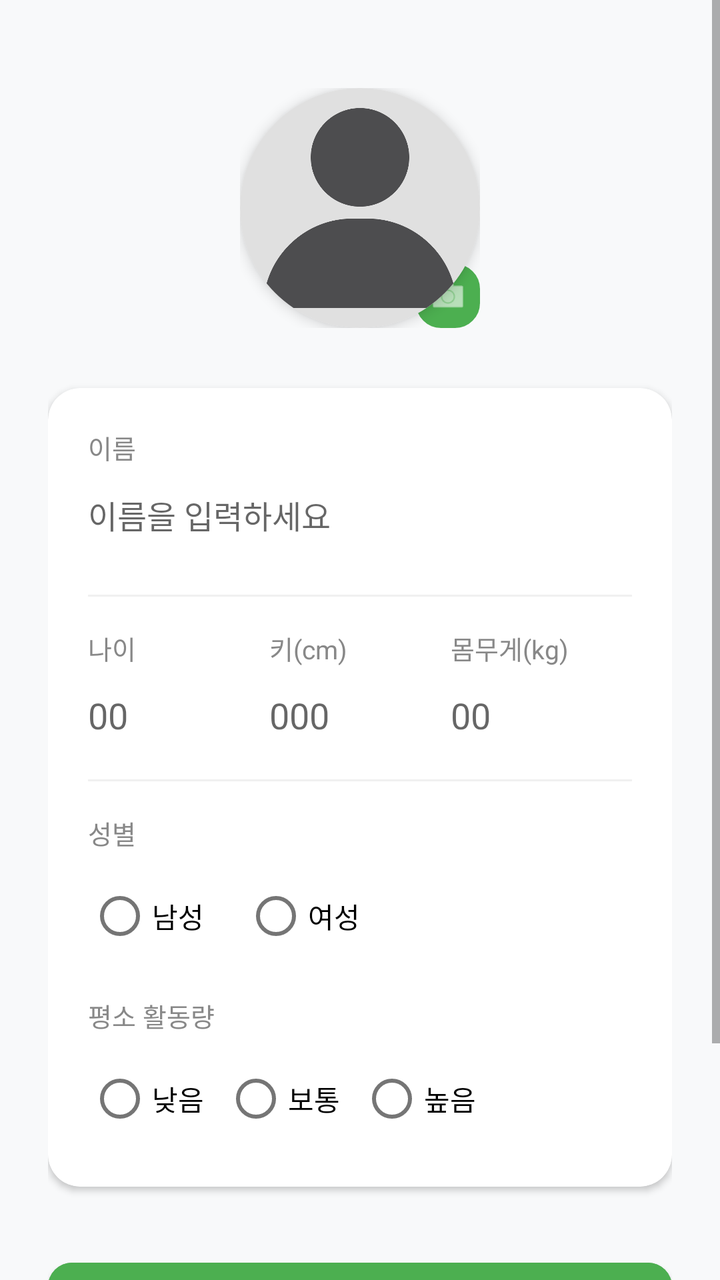
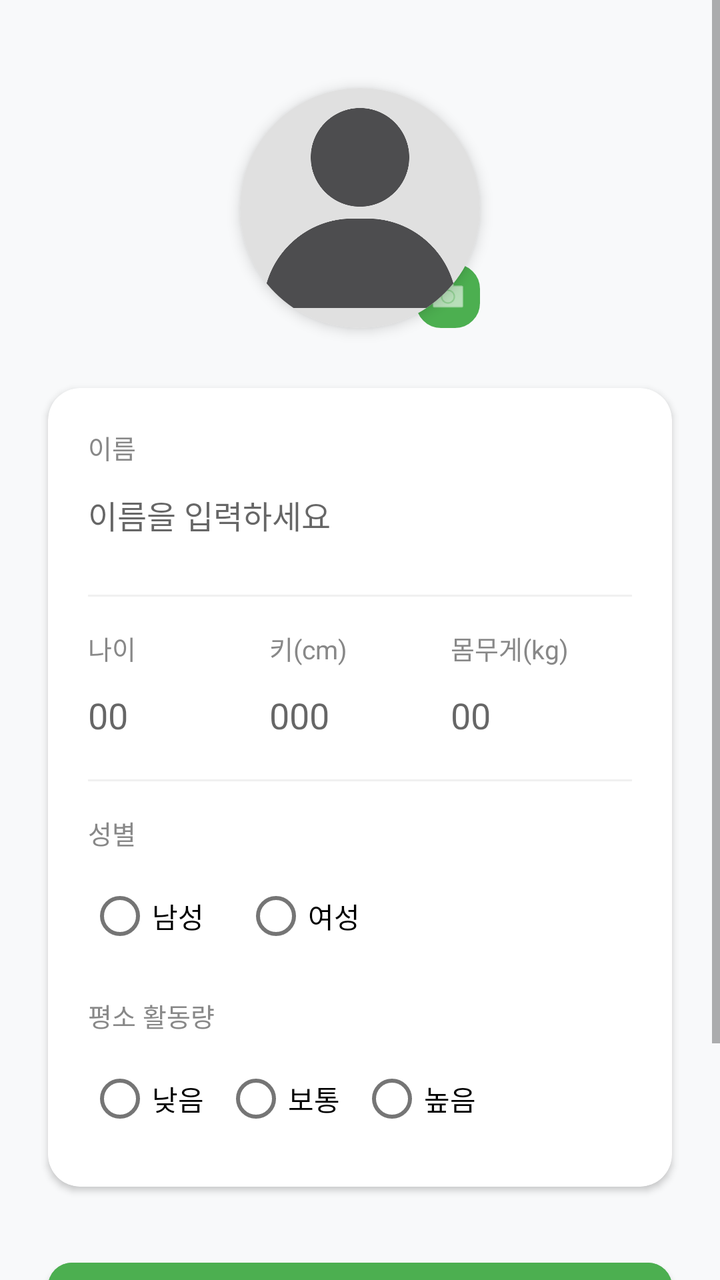

Before-and-after screenshots of an Android layout around one commit, followed by the original layout XML and the change that was made.
<!-- AndroidManifest.xml: application theme Theme.NutritionPredictorApp -->
<!-- res/layout/fragment_user.xml -->
<?xml version="1.0" encoding="utf-8"?>
<ScrollView xmlns:android="http://schemas.android.com/apk/res/android"
    xmlns:app="http://schemas.android.com/apk/res-auto"
    xmlns:tools="http://schemas.android.com/tools"
    android:layout_width="match_parent"
    android:layout_height="match_parent"
    android:fillViewport="true"
    android:background="#F8F9FA"
    tools:context=".ui.user.UserFragment">

    <LinearLayout
        android:layout_width="match_parent"
        android:layout_height="wrap_content"
        android:gravity="center_horizontal"
        android:orientation="vertical"
        android:padding="24dp">

        
        <FrameLayout
            android:layout_width="wrap_content"
            android:layout_height="wrap_content"
            android:layout_marginTop="20dp"
            android:layout_marginBottom="30dp">

            <androidx.cardview.widget.CardView
                android:layout_width="120dp"
                android:layout_height="120dp"
                app:cardCornerRadius="60dp"
                app:cardElevation="4dp">

                <ImageView
                    android:id="@+id/iv_profile"
                    android:layout_width="match_parent"
                    android:layout_height="match_parent"
                    android:scaleType="centerCrop"
                    android:src="@drawable/user"
                    android:background="#E0E0E0" />
            </androidx.cardview.widget.CardView>

            
            <ImageView
                android:layout_width="32dp"
                android:layout_height="32dp"
                android:layout_gravity="bottom|end"
                android:src="@android:drawable/ic_menu_camera"
                android:background="@drawable/edittext_border_background"
                android:backgroundTint="#4CAF50"
                app:tint="#FFFFFF"
                android:padding="6dp" />
        </FrameLayout>

        
        <androidx.cardview.widget.CardView
            android:layout_width="match_parent"
            android:layout_height="wrap_content"
            app:cardCornerRadius="16dp"
            app:cardElevation="2dp">

            <LinearLayout
                android:layout_width="match_parent"
                android:layout_height="wrap_content"
                android:orientation="vertical"
                android:padding="20dp">

                
                <TextView android:layout_width="wrap_content" android:layout_height="wrap_content" android:text="이름" android:textSize="13sp" android:textColor="#888" />
                <EditText
                    android:id="@+id/et_name"
                    android:layout_width="match_parent"
                    android:layout_height="48dp"
                    android:hint="이름을 입력하세요"
                    android:inputType="text"
                    android:background="@android:color/transparent"
                    android:textSize="16sp"
                    android:layout_marginBottom="16dp" />

                <View android:layout_width="match_parent" android:layout_height="1dp" android:background="#F0F0F0" android:layout_marginBottom="16dp" />

                
                <LinearLayout android:layout_width="match_parent" android:layout_height="wrap_content" android:orientation="horizontal" android:weightSum="3">
                    <LinearLayout android:layout_width="0dp" android:layout_height="wrap_content" android:layout_weight="1" android:orientation="vertical">
                        <TextView android:layout_width="wrap_content" android:layout_height="wrap_content" android:text="나이" android:textSize="13sp" android:textColor="#888" />
                        <EditText android:id="@+id/et_age" android:layout_width="match_parent" android:layout_height="48dp" android:hint="00" android:inputType="number" android:background="@android:color/transparent" />
                    </LinearLayout>
                    <LinearLayout android:layout_width="0dp" android:layout_height="wrap_content" android:layout_weight="1" android:orientation="vertical">
                        <TextView android:layout_width="wrap_content" android:layout_height="wrap_content" android:text="키(cm)" android:textSize="13sp" android:textColor="#888" />
                        <EditText android:id="@+id/et_height" android:layout_width="match_parent" android:layout_height="48dp" android:hint="000" android:inputType="number" android:background="@android:color/transparent" />
                    </LinearLayout>
                    <LinearLayout android:layout_width="0dp" android:layout_height="wrap_content" android:layout_weight="1" android:orientation="vertical">
                        <TextView android:layout_width="wrap_content" android:layout_height="wrap_content" android:text="몸무게(kg)" android:textSize="13sp" android:textColor="#888" />
                        <EditText android:id="@+id/et_weight" android:layout_width="match_parent" android:layout_height="48dp" android:hint="00" android:inputType="number" android:background="@android:color/transparent" />
                    </LinearLayout>
                </LinearLayout>

                <View android:layout_width="match_parent" android:layout_height="1dp" android:background="#F0F0F0" android:layout_marginTop="8dp" android:layout_marginBottom="16dp" />

                
                <TextView android:layout_width="wrap_content" android:layout_height="wrap_content" android:text="성별" android:textSize="13sp" android:textColor="#888" android:layout_marginBottom="8dp"/>
                <RadioGroup
                    android:id="@+id/rg_gender"
                    android:layout_width="match_parent"
                    android:layout_height="wrap_content"
                    android:orientation="horizontal"
                    android:layout_marginBottom="16dp">
                    <RadioButton android:id="@+id/rb_man" android:layout_width="wrap_content" android:layout_height="wrap_content" android:text="남성" android:layout_marginRight="20dp" />
                    <RadioButton android:id="@+id/rb_woman" android:layout_width="wrap_content" android:layout_height="wrap_content" android:text="여성" />
                </RadioGroup>

                
                <TextView android:layout_width="wrap_content" android:layout_height="wrap_content" android:text="평소 활동량" android:textSize="13sp" android:textColor="#888" android:layout_marginBottom="8dp"/>
                <RadioGroup
                    android:id="@+id/rg_activity_level"
                    android:layout_width="match_parent"
                    android:layout_height="wrap_content"
                    android:orientation="horizontal">
                    <RadioButton android:id="@+id/rb_activity_level_low" android:layout_width="wrap_content" android:layout_height="wrap_content" android:text="낮음" android:layout_marginRight="10dp" />
                    <RadioButton android:id="@+id/rb_activity_level_medium" android:layout_width="wrap_content" android:layout_height="wrap_content" android:text="보통" android:layout_marginRight="10dp" />
                    <RadioButton android:id="@+id/rb_activity_level_high" android:layout_width="wrap_content" android:layout_height="wrap_content" android:text="높음" />
                </RadioGroup>

            </LinearLayout>
        </androidx.cardview.widget.CardView>

        
        <Button
            android:id="@+id/bt_save"
            android:layout_width="match_parent"
            android:layout_height="56dp"
            android:layout_marginTop="32dp"
            android:backgroundTint="#4CAF50"
            android:text="정보 저장하기"
            android:textColor="#FFFFFF"
            android:textSize="16sp"
            android:textStyle="bold"
            app:cornerRadius="12dp" />

        
        <View
            android:layout_width="match_parent"
            android:layout_height="80dp" />

    </LinearLayout>
</ScrollView>
<!-- resources referenced by this layout -->
<resources>
  <!-- drawable edittext_border_background (drawable) -->
  <?xml version="1.0" encoding="utf-8"?>
  <shape xmlns:android="http://schemas.android.com/apk/res/android"
      android:shape="rectangle">
  
      
      <solid android:color="#FFFFFF" />
  
      
      <stroke
          android:width="1dp"
          android:color="#DDDDDD" />
  
      
      <corners android:radius="12dp" />
  
  </shape>
  <!-- drawable user: png bitmap (drawable, 20221 bytes) -->
  <style name="Theme.NutritionPredictorApp" parent="Theme.MaterialComponents.DayNight.DarkActionBar">
          
          <item name="colorPrimary">@color/purple_500</item>
          <item name="colorPrimaryVariant">@color/purple_700</item>
          <item name="colorOnPrimary">@color/white</item>
          
          <item name="colorSecondary">@color/teal_200</item>
          <item name="colorSecondaryVariant">@color/teal_700</item>
          <item name="colorOnSecondary">@color/black</item>
          
          <item name="android:statusBarColor">?attr/colorPrimaryVariant</item>
          
      </style>
  <color name="purple_500">#4CAF50</color>
  <color name="purple_700">#4CAF50</color>
  <color name="white">#FFFFFFFF</color>
  <color name="teal_200">#FF03DAC5</color>
  <color name="teal_700">#FF018786</color>
  <color name="black">#FF000000</color>
</resources>

<!-- the commit's change to res/layout/fragment_user.xml (unified diff, before → after) -->
@@ -6,14 +6,18 @@
     android:layout_height="match_parent"
     android:fillViewport="true"
     android:background="#F8F9FA"
-    tools:context=".ui.user.UserFragment">
+    tools:context=".ui.user.UserFragment"
+    android:clipToPadding="false"
+    android:clipChildren="false">
 
     <LinearLayout
         android:layout_width="match_parent"
         android:layout_height="wrap_content"
         android:gravity="center_horizontal"
         android:orientation="vertical"
-        android:padding="24dp">
+        android:padding="24dp"
+        android:clipToPadding="false"
+        android:clipChildren="false">
 
         
         <FrameLayout
